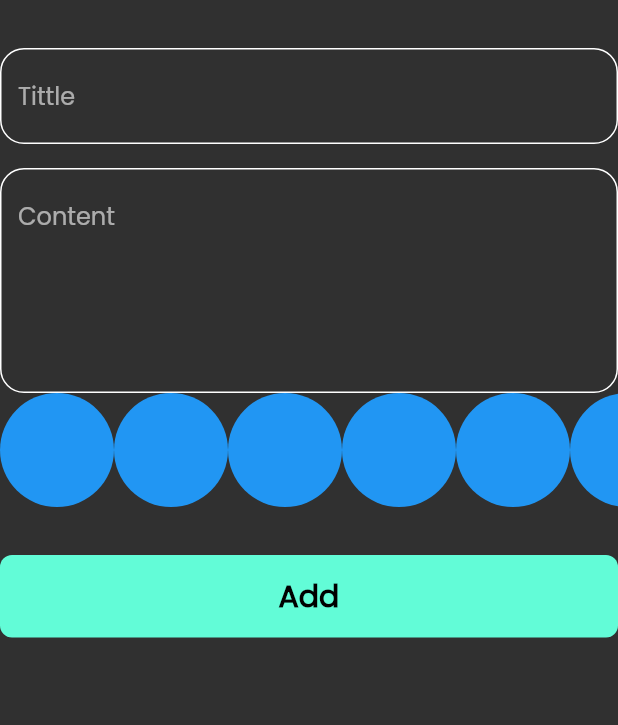
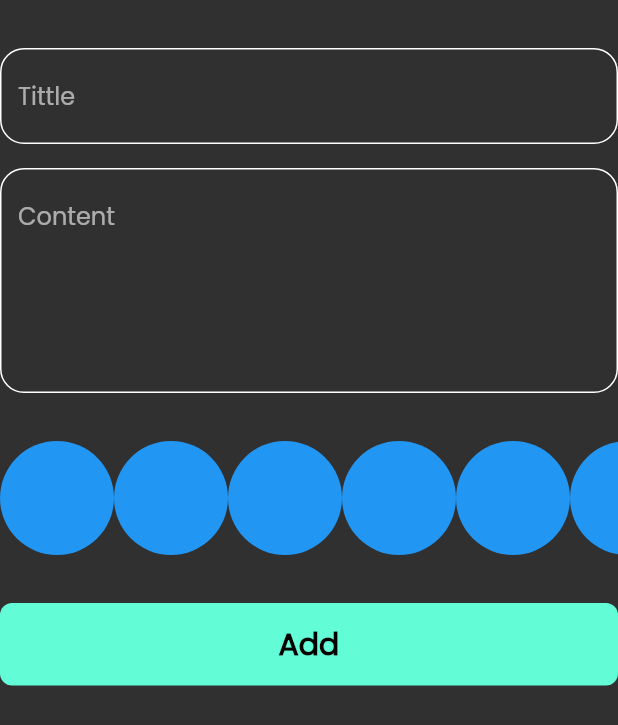
Before and after one commit to AbdallahDebsawi/notes_app, a Flutter app: the AddNoteForm widget shown alone on an empty page, opened directly, on a phone screen of 412 x 824 dp. Shown: the top 725 px of the screen. Run offline on Flutter 3.47's test engine with Material 2 defaults, Android fonts, the phone set to English and light mode, and no system bars; our stand-ins replace bloc, flutter_bloc, font_awesome_flutter, hive, hive_flutter; accounts and stored records are empty.

```diff
--- a/lib/views/widgets/add_note_form.dart
+++ b/lib/views/widgets/add_note_form.dart
@@ -42,6 +42,7 @@ class _AddNoteFormState extends State<AddNoteForm> {
               subTitle = value;
             },
           ),
+          const SizedBox(height: 32),
           const ColorsListView(),
           const SizedBox(height: 32),
           BlocBuilder<AddNoteCubit, AddNoteState>(
```
